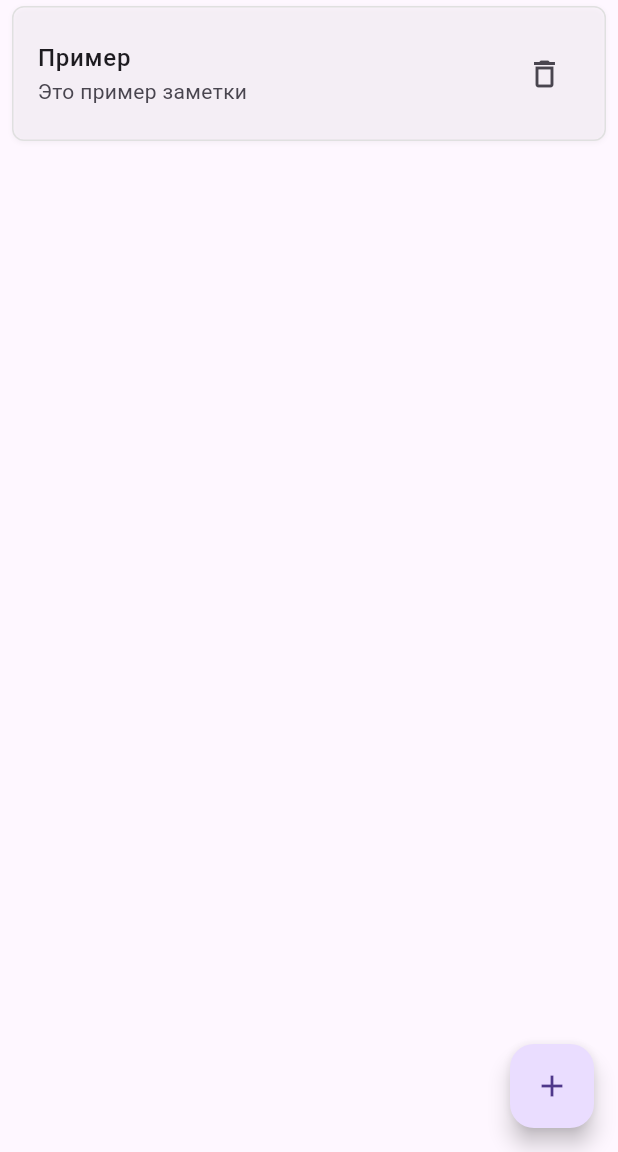
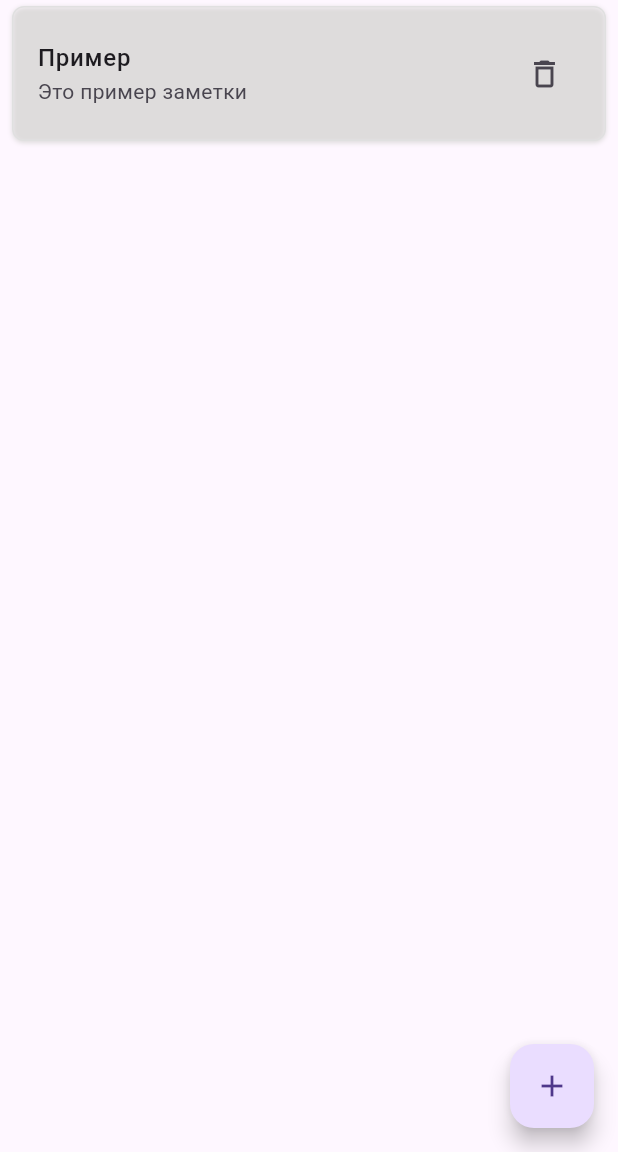
Before and after one commit to Kirus1930/PKS_Task_5, a Flutter app: the screen it shows after launch, on a phone screen of 412 x 824 dp, the part 84-1236 px from its top. Run offline on Flutter 3.47's test engine with Material 3 defaults, Android fonts, the phone set to English and light mode, and no system bars.

Commit message:
Update main.dart

```diff
--- a/flutter_simple_notes_eremin/lib/main.dart
+++ b/flutter_simple_notes_eremin/lib/main.dart
@@ -96,7 +96,7 @@ class _NotesPageState extends State<NotesPage> {
                     borderRadius: BorderRadius.circular(8),
                     boxShadow: [
                       BoxShadow(
-                        color: Colors.grey.withOpacity(0.1),
+                        color: const Color.fromARGB(255, 222, 220, 220),
                         blurRadius: 2,
                         offset: const Offset(0, 1),
                       ),
@@ -119,7 +119,7 @@ class _NotesPageState extends State<NotesPage> {
                     },
                     child: ListTile(
                       title: Text(
-                        note.title.isEmpty ? '(без названия)' : note.title,
+                        note.title.isEmpty ? 'Без названия' : note.title,
                         style: const TextStyle(fontWeight: FontWeight.w500),
                       ),
                       subtitle: Text(
```
